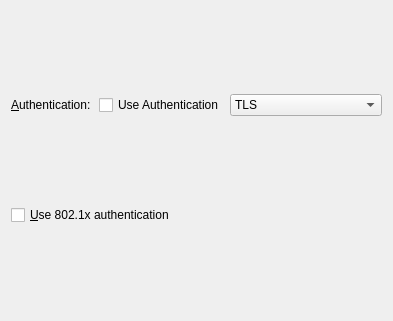
First picture: the form in libs/ui/security/802_1x.ui, repository netrunner-debian-kde-extras/networkmanagement, before the edit.
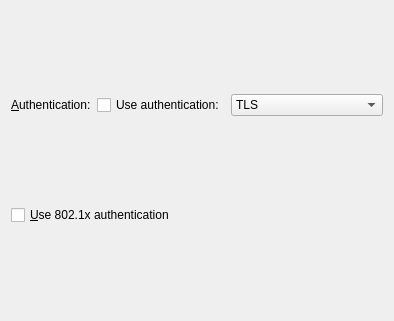
Second picture: the form after the edit. Custom widgets are drawn as their Qt base class.

```diff
--- a/libs/ui/security/802_1x.ui
+++ b/libs/ui/security/802_1x.ui
@@ -28,7 +28,7 @@
      <item>
       <widget class="QCheckBox" name="checkBox" >
        <property name="text" >
-        <string>Use Authentication</string>
+        <string>Use authentication:</string>
        </property>
       </widget>
      </item>
```
